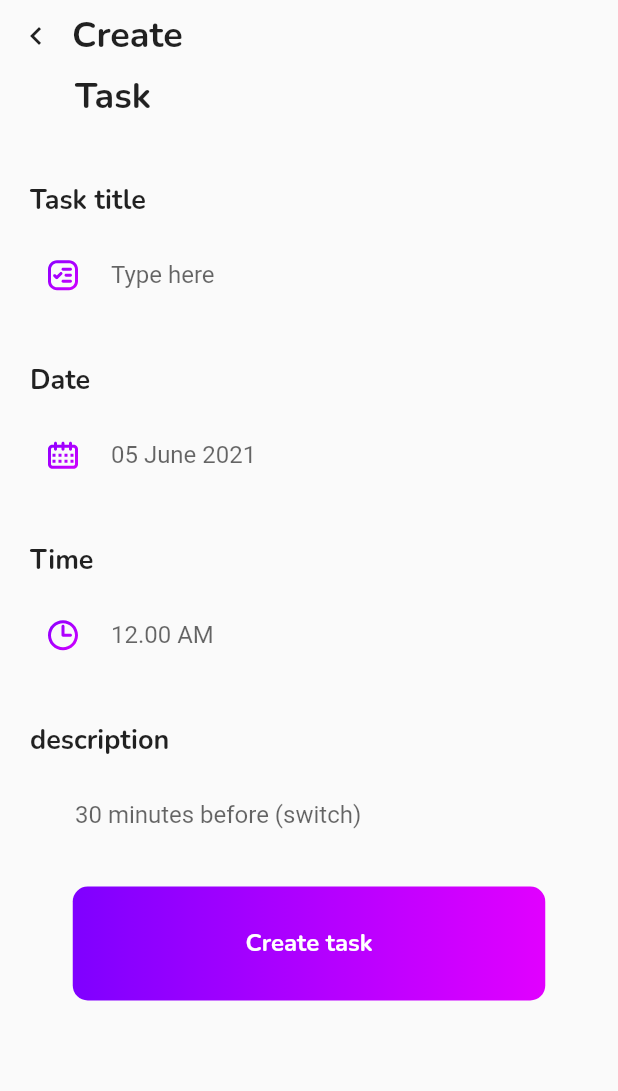
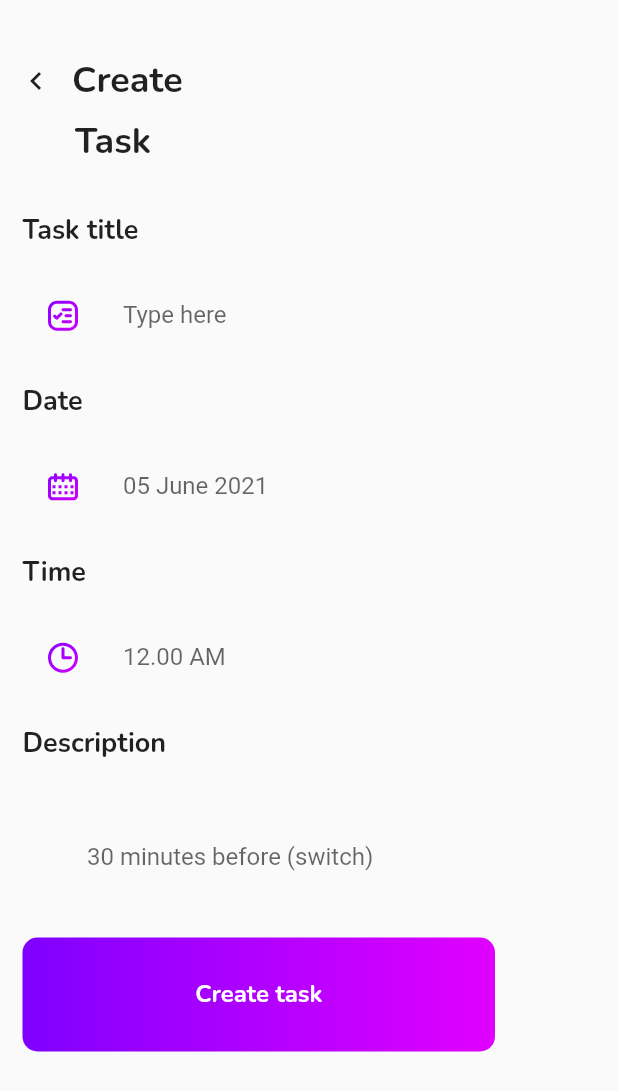
Before and after one commit to CarlosYanBezerraVieira/To_do_List, a Flutter app: the CreateTaskPage screen opened by its route, on a phone screen of 412 x 824 dp. Shown: the top 1091 px of the screen. Run offline on Flutter 3.47's test engine with Material 2 defaults, Android fonts, the phone set to English and light mode, and no system bars; our stand-ins replace flutter_svg, get, google_fonts, sqflite; accounts and stored records are empty; network calls fail.

Commit message:
remove unnecessary spacing

```diff
--- a/lib/Shared/widget/item_form.dart
+++ b/lib/Shared/widget/item_form.dart
@@ -4,38 +4,39 @@ import 'package:flutter_svg/flutter_svg.dart';
 import 'package:google_fonts/google_fonts.dart';
 
 class ItemForm extends StatelessWidget {
-  ItemForm(
-      {Key? key,
+  ItemForm({
+    Key? key,
+    this.maxLines,
     this.icons = '',
     required this.label,
-      required this.title,
-      this.controller})
-      : super(key: key);
+    this.controller,
+    this.enabled = true,
+  }) : super(key: key);
   final String icons;
   final String label;
-  final String title;
+
+  final int? maxLines;
+  final bool enabled;
   final TextEditingController? controller;
   @override
   Widget build(BuildContext context) {
-    return Padding(
-      padding: const EdgeInsets.only(top: 10, bottom: 10),
-      child: Container(
+    return Container(
       child: Column(
         crossAxisAlignment: CrossAxisAlignment.start,
         children: [
-            Text(
-              title,
-              style: GoogleFonts.nunito(
-                  textStyle: TextStyle(
-                fontWeight: FontWeight.bold,
-                fontSize: 18,
-              )),
-            ),
           Padding(
             padding: const EdgeInsets.only(left: 10),
-              child: Row(
-                children: [
-                  Visibility(
+            child: Padding(
+              padding: const EdgeInsets.all(5),
+              child: TextFormField(
+                autofocus: false,
+                cursorColor: Colors.grey,
+                maxLines: maxLines,
+                controller: controller,
+                decoration: InputDecoration(
+                    enabled: enabled,
+                    floatingLabelBehavior: FloatingLabelBehavior.never,
+                    icon: Visibility(
                       visible: icons.isNotEmpty,
                       child: SizedBox(
                         width: 24,
@@ -43,25 +44,13 @@ class ItemForm extends StatelessWidget {
                         child: SvgPicture.asset(icons),
                       ),
                     ),
-                  Padding(
-                    padding: const EdgeInsets.all(8.0),
-                    child: SizedBox(
-                      width: 250,
-                      child: TextFormField(
-                        controller: controller,
-                        decoration: InputDecoration(
                     label: Text(label),
-                            border: OutlineInputBorder(
-                                borderSide: BorderSide.none)),
+                    border: OutlineInputBorder(borderSide: BorderSide.none)),
               ),
-                    ),
-                  )
-                ],
             ),
           ),
         ],
       ),
-      ),
     );
   }
 }
--- a/lib/modules/create_task/create_task_page.dart
+++ b/lib/modules/create_task/create_task_page.dart
@@ -10,10 +10,15 @@ class CreateTaskPage extends GetView<CreateTaskController> {
   @override
   Widget build(BuildContext context) {
     return Scaffold(
-      body: ListView(physics: BouncingScrollPhysics(), children: [
-        HeaderCreateTask(),
-        BodyCreaTask(),
-      ]),
-    );
+        body: SingleChildScrollView(
+      physics: BouncingScrollPhysics(),
+      child: Column(
+        mainAxisAlignment: MainAxisAlignment.start,
+        children: [
+          HeaderCreateTask(),
+          BodyCreaTask(),
+        ],
+      ),
+    ));
   }
 }
--- a/lib/modules/create_task/widgets/body_create/create_body.dart
+++ b/lib/modules/create_task/widgets/body_create/create_body.dart
@@ -16,34 +16,80 @@ class BodyCreaTask extends GetView<CreateTaskController> {
       "12.00 AM",
       "30 minutes before (switch)"
     ];
-    List title = ["Task title", "Date", "Time", "description"];
+    List title = ["Task title", "Date", "Time", "Description"];
     return Container(
       child: Padding(
-        padding: const EdgeInsets.only(top: 30, right: 20, left: 20),
+        padding: const EdgeInsets.symmetric(horizontal: 15).copyWith(
+          top: 30,
+        ),
         child: Column(
+          crossAxisAlignment: CrossAxisAlignment.start,
           children: [
-            ItemForm(
+            Text(
+              title[0],
+              style: GoogleFonts.nunito(
+                  textStyle: TextStyle(
+                fontWeight: FontWeight.bold,
+                fontSize: 18,
+              )),
+            ),
+            Padding(
+              padding: const EdgeInsets.only(top: 10, bottom: 10),
+              child: ItemForm(
                 controller: controller.titleController,
                 icons: IconsSvg.iconTitle,
                 label: label[0],
-              title: title[0],
               ),
-            ItemForm(
+            ),
+            Text(
+              title[1],
+              style: GoogleFonts.nunito(
+                  textStyle: TextStyle(
+                fontWeight: FontWeight.bold,
+                fontSize: 18,
+              )),
+            ),
+            Padding(
+              padding: const EdgeInsets.only(top: 10, bottom: 10),
+              child: ItemForm(
                 controller: controller.datatimeController,
                 icons: IconsSvg.iconCalendar,
                 label: label[1],
-              title: title[1],
               ),
-            ItemForm(
+            ),
+            Text(
+              title[2],
+              style: GoogleFonts.nunito(
+                  textStyle: TextStyle(
+                fontWeight: FontWeight.bold,
+                fontSize: 18,
+              )),
+            ),
+            Padding(
+              padding: const EdgeInsets.only(top: 10, bottom: 10),
+              child: ItemForm(
                 controller: controller.timeController,
                 icons: IconsSvg.iconTime,
                 label: label[2],
-              title: title[2],
               ),
-            ItemForm(
+            ),
+            Text(
+              title[3],
+              style: GoogleFonts.nunito(
+                  textStyle: TextStyle(
+                fontWeight: FontWeight.bold,
+                fontSize: 18,
+              )),
+            ),
+            Padding(
+              padding: const EdgeInsets.only(
+                top: 10,
+              ),
+              child: ItemForm(
+                maxLines: 3,
                 controller: controller.descriptionController,
                 label: label[3],
-              title: title[3],
+              ),
             ),
             GestureDetector(
               onTap: () {
--- a/lib/modules/create_task/widgets/header/header_create_taks.dart
+++ b/lib/modules/create_task/widgets/header/header_create_taks.dart
@@ -8,13 +8,16 @@ class HeaderCreateTask extends StatelessWidget {
   @override
   Widget build(BuildContext context) {
     return Container(
+      child: Padding(
+        padding: const EdgeInsets.only(top: 30),
         child: Column(
           crossAxisAlignment: CrossAxisAlignment.start,
           children: [
             Row(
               children: [
                 IconButton(
-                  onPressed: () => Get.back(), icon: Icon(Icons.chevron_left)),
+                    onPressed: () => Get.back(),
+                    icon: Icon(Icons.chevron_left)),
                 Text("Create",
                     style: GoogleFonts.nunito(
                         textStyle: TextStyle(fontWeight: FontWeight.bold),
@@ -30,6 +33,7 @@ class HeaderCreateTask extends StatelessWidget {
             ),
           ],
         ),
+      ),
     );
   }
 }
```
Also changed, not shown: lib/modules/Home/widgets/body/list_task/list_task_page.dart (+51 -15 lines). Lines whose indentation alone changed are shown as unchanged.
